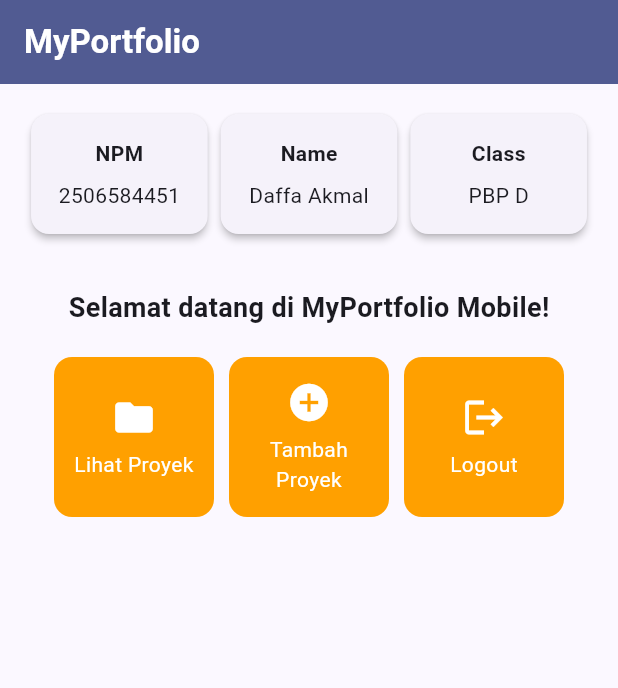
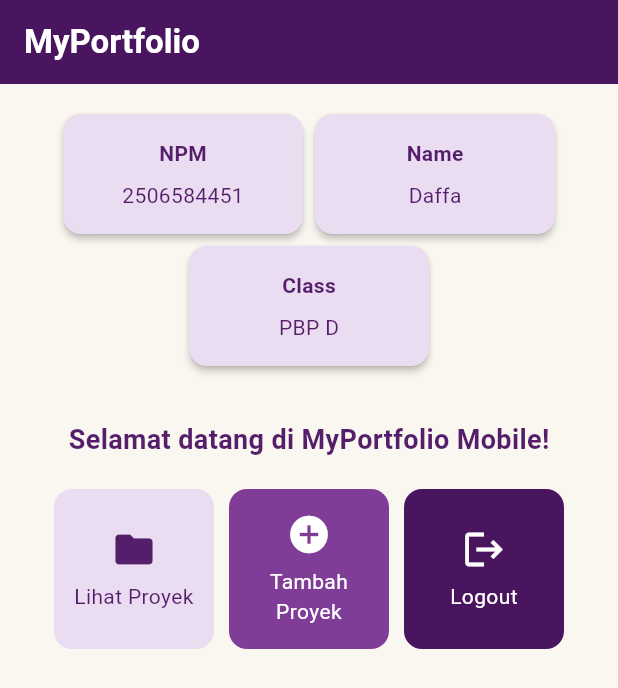
Before and after one commit to DAFZIE/myportofolio_mobile, a Flutter app: the screen it shows after launch, on a phone screen of 412 x 824 dp. Shown: the top 688 px of the screen. Run offline on Flutter 3.47's test engine with Material 3 defaults, Android fonts, the phone set to English and light mode, and no system bars; our stand-ins replace material_ui.

Commit message:
feat: Tugas 7

```diff
--- a/lib/main.dart
+++ b/lib/main.dart
@@ -1,5 +1,6 @@
 import 'package:material_ui/material_ui.dart';
 import 'package:myportofolio_mobile/menu.dart';
+import 'package:myportofolio_mobile/portfolio_colors.dart';
 
 void main() {
   runApp(const MyApp());
@@ -15,8 +16,19 @@ class MyApp extends StatelessWidget {
       title: 'MyPortfolio',
       theme: ThemeData(
         colorScheme: ColorScheme.fromSeed(
-          seedColor: Colors.indigo,
-          secondary: Colors.amber[700],
+          seedColor: PortfolioColors.accent,
+          primary: PortfolioColors.accentDark,
+          onPrimary: Colors.white,
+          secondary: PortfolioColors.accent,
+          onSecondary: Colors.white,
+          surface: PortfolioColors.paper,
+          onSurface: PortfolioColors.ink,
+          outline: PortfolioColors.line,
+        ),
+        scaffoldBackgroundColor: PortfolioColors.paper,
+        snackBarTheme: const SnackBarThemeData(
+          backgroundColor: PortfolioColors.ink,
+          contentTextStyle: TextStyle(color: PortfolioColors.paper),
         ),
         useMaterial3: true,
       ),
--- a/lib/menu.dart
+++ b/lib/menu.dart
@@ -1,16 +1,22 @@
 import 'package:material_ui/material_ui.dart';
+import 'package:myportofolio_mobile/portfolio_colors.dart';
 
 class MyHomePage extends StatelessWidget {
   MyHomePage({super.key});
 
   final String npm = "2506584451";
-  final String nama = "Daffa Akmal";
+  final String nama = "Daffa";
   final String kelas = "PBP D";
 
   final List<ItemHomepage> items = [
-    ItemHomepage("Lihat Proyek", Icons.folder),
-    ItemHomepage("Tambah Proyek", Icons.add_circle),
-    ItemHomepage("Logout", Icons.logout),
+    ItemHomepage(
+      "Lihat Proyek",
+      Icons.folder,
+      PortfolioColors.lavender,
+      foregroundColor: PortfolioColors.ink,
+    ),
+    ItemHomepage("Tambah Proyek", Icons.add_circle, PortfolioColors.accent),
+    ItemHomepage("Logout", Icons.logout, PortfolioColors.accentDark),
   ];
 
   @override
@@ -26,14 +32,14 @@ class MyHomePage extends StatelessWidget {
         backgroundColor: Theme.of(context).colorScheme.primary,
       ),
       // Body halaman utama dengan padding di sekelilingnya.
-      body: Padding(
+      body: SingleChildScrollView(
         padding: const EdgeInsets.all(16.0),
         child: Column(
           crossAxisAlignment: CrossAxisAlignment.center,
           children: [
-            // Baris horizontal untuk menampilkan 3 InfoCard secara sejajar.
-            Row(
-              mainAxisAlignment: MainAxisAlignment.spaceEvenly,
+            // Kartu dapat berpindah baris pada layar yang sempit.
+            Wrap(
+              alignment: WrapAlignment.center,
               children: [
                 InfoCard(title: 'NPM', content: npm),
                 InfoCard(title: 'Name', content: nama),
@@ -60,11 +66,14 @@ class MyHomePage extends StatelessWidget {
 
                   // GridView menampilkan kartu tombol dalam tata letak kisi 3 kolom.
                   GridView.count(
-                    primary: true,
+                    primary: false,
+                    physics: const NeverScrollableScrollPhysics(),
                     padding: const EdgeInsets.all(20),
                     crossAxisSpacing: 10,
                     mainAxisSpacing: 10,
-                    crossAxisCount: 3,
+                    crossAxisCount: MediaQuery.of(context).size.width < 400
+                        ? 2
+                        : 3,
                     // shrinkWrap agar ukuran kisi menyesuaikan tinggi konten anak.
                     shrinkWrap: true,
                     children: items.map((ItemHomepage item) {
@@ -91,11 +100,11 @@ class InfoCard extends StatelessWidget {
   @override
   Widget build(BuildContext context) {
     return Card(
+      color: PortfolioColors.lavender,
       // Memberikan efek bayangan kartu elevasi 2 unit.
       elevation: 2.0,
       child: Container(
-        // Menyesuaikan lebar kartu dengan proporsi layar (dibagi 3.5).
-        width: MediaQuery.of(context).size.width / 3.5,
+        width: 160,
         padding: const EdgeInsets.all(16.0),
         // Menyusun teks title dan content secara vertikal.
         child: Column(
@@ -113,8 +122,15 @@ class InfoCard extends StatelessWidget {
 class ItemHomepage {
   final String name;
   final IconData icon;
+  final Color color;
+  final Color foregroundColor;
 
-  ItemHomepage(this.name, this.icon);
+  ItemHomepage(
+    this.name,
+    this.icon,
+    this.color, {
+    this.foregroundColor = Colors.white,
+  });
 }
 
 class ItemCard extends StatelessWidget {
@@ -125,8 +141,8 @@ class ItemCard extends StatelessWidget {
   @override
   Widget build(BuildContext context) {
     return Material(
-      // Menggunakan warna sekunder dari skema tema aplikasi.
-      color: Theme.of(context).colorScheme.secondary,
+      // Setiap aksi memiliki warna berbeda dari palet portofolio.
+      color: item.color,
       borderRadius: BorderRadius.circular(12),
       child: InkWell(
         // Aksi ketika kartu ditekan oleh pengguna.
@@ -146,12 +162,12 @@ class ItemCard extends StatelessWidget {
             child: Column(
               mainAxisAlignment: MainAxisAlignment.center,
               children: [
-                Icon(item.icon, color: Colors.white, size: 30.0),
+                Icon(item.icon, color: item.foregroundColor, size: 30.0),
                 const Padding(padding: EdgeInsets.all(3)),
                 Text(
                   item.name,
                   textAlign: TextAlign.center,
-                  style: const TextStyle(color: Colors.white),
+                  style: TextStyle(color: item.foregroundColor),
                 ),
               ],
             ),
--- /dev/null
+++ b/lib/portfolio_colors.dart
@@ -0,0 +1,11 @@
+import 'package:material_ui/material_ui.dart';
+
+/// Palet dari style.css portofolio web, dengan lavender sebagai variasi muda.
+abstract final class PortfolioColors {
+  static const ink = Color(0xFF551E6B);
+  static const paper = Color(0xFFFAF6F0);
+  static const accent = Color(0xFF7F3D97);
+  static const accentDark = Color(0xFF4A155F);
+  static const lavender = Color(0xFFEBDDF1);
+  static const line = Color(0xFFC3C2CE);
+}
```
